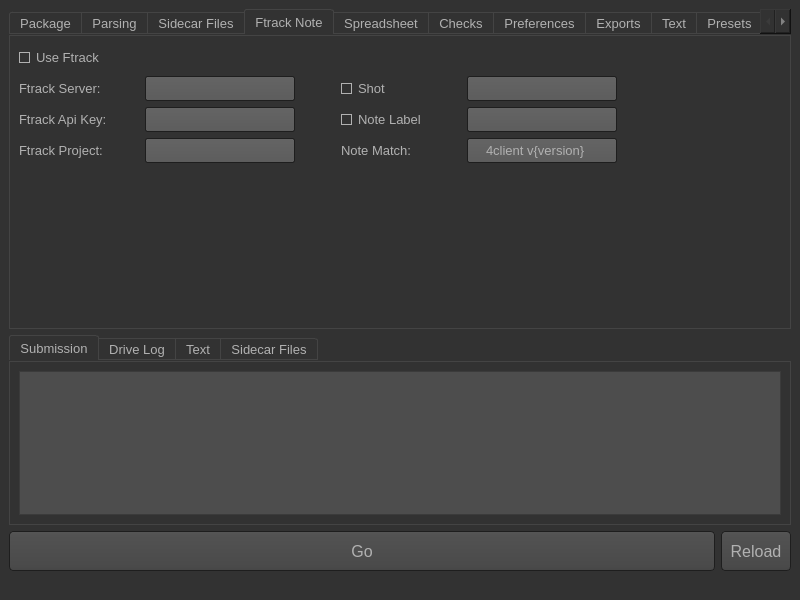
Above: submission.ui from jrsndl/SubmissionHelper before the change. Below: the same form after it.
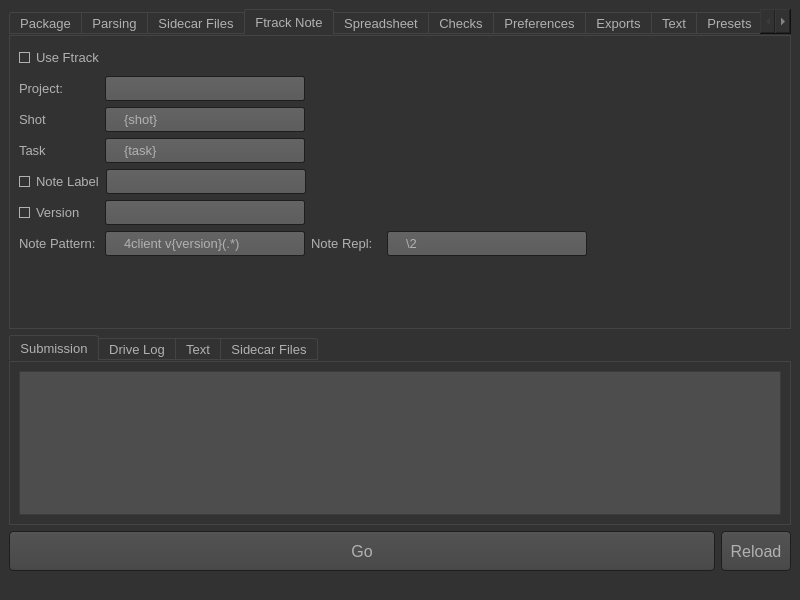
That is the form after the change. The open tabs and pages were chosen to show the change. Icons and pictures are not drawn.

Commit message: ftrack first try

What changed in the file:
```diff
--- a/submission.ui
+++ b/submission.ui
@@ -6497,39 +6497,11 @@
          <attribute name="title">
           <string>Ftrack Note</string>
          </attribute>
-         <layout class="QHBoxLayout" name="horizontalLayout_81">
-          <item>
-           <layout class="QVBoxLayout" name="verticalLayout_40">
-            <item>
-             <widget class="QCheckBox" name="ftrack_use">
-              <property name="minimumSize">
-               <size>
-                <width>120</width>
-                <height>25</height>
-               </size>
-              </property>
-              <property name="text">
-               <string>Use Ftrack</string>
-              </property>
-              <property name="checked">
-               <bool>true</bool>
-              </property>
-             </widget>
-            </item>
-            <item>
              <layout class="QHBoxLayout" name="horizontalLayout_80">
               <item>
                <layout class="QVBoxLayout" name="verticalLayout_38">
                 <item>
-                 <layout class="QHBoxLayout" name="horizontalLayout_72">
-                  <item>
-                   <widget class="QLabel" name="label_88">
-                    <property name="sizePolicy">
-                     <sizepolicy hsizetype="Fixed" vsizetype="Fixed">
-                      <horstretch>0</horstretch>
-                      <verstretch>0</verstretch>
-                     </sizepolicy>
-                    </property>
+             <widget class="QCheckBox" name="ftrack_use">
                     <property name="minimumSize">
                      <size>
                       <width>120</width>
@@ -6537,72 +6509,15 @@
                      </size>
                     </property>
                     <property name="text">
-                     <string>Ftrack Server:</string>
-                    </property>
-                   </widget>
-                  </item>
-                  <item>
-                   <widget class="QLineEdit" name="ftrack_server">
-                    <property name="sizePolicy">
-                     <sizepolicy hsizetype="Fixed" vsizetype="Fixed">
-                      <horstretch>0</horstretch>
-                      <verstretch>0</verstretch>
-                     </sizepolicy>
-                    </property>
-                    <property name="minimumSize">
-                     <size>
-                      <width>150</width>
-                      <height>25</height>
-                     </size>
-                    </property>
-                   </widget>
-                  </item>
-                 </layout>
-                </item>
+               <string>Use Ftrack</string>
+              </property>
+              <property name="checked">
+               <bool>true</bool>
+              </property>
+             </widget>
+            </item>
                 <item>
-                 <layout class="QHBoxLayout" name="horizontalLayout_73">
-                  <item>
-                   <widget class="QLabel" name="label_89">
-                    <property name="sizePolicy">
-                     <sizepolicy hsizetype="Fixed" vsizetype="Fixed">
-                      <horstretch>0</horstretch>
-                      <verstretch>0</verstretch>
-                     </sizepolicy>
-                    </property>
-                    <property name="minimumSize">
-                     <size>
-                      <width>120</width>
-                      <height>25</height>
-                     </size>
-                    </property>
-                    <property name="text">
-                     <string>Ftrack Api Key:</string>
-                    </property>
-                   </widget>
-                  </item>
-                  <item>
-                   <widget class="QLineEdit" name="ftrack_api_key">
-                    <property name="sizePolicy">
-                     <sizepolicy hsizetype="Fixed" vsizetype="Fixed">
-                      <horstretch>0</horstretch>
-                      <verstretch>0</verstretch>
-                     </sizepolicy>
-                    </property>
-                    <property name="minimumSize">
-                     <size>
-                      <width>150</width>
-                      <height>25</height>
-                     </size>
-                    </property>
-                    <property name="text">
-                     <string/>
-                    </property>
-                   </widget>
-                  </item>
-                 </layout>
-                </item>
-                <item>
-                 <layout class="QHBoxLayout" name="horizontalLayout_75">
+             <layout class="QHBoxLayout" name="horizontalLayout_76">
                   <item>
                    <widget class="QLabel" name="label_90">
                     <property name="sizePolicy">
@@ -6613,12 +6528,12 @@
                     </property>
                     <property name="minimumSize">
                      <size>
-                      <width>120</width>
+                  <width>80</width>
                       <height>25</height>
                      </size>
                     </property>
                     <property name="text">
-                     <string>Ftrack Project:</string>
+                 <string>Project:</string>
                     </property>
                    </widget>
                   </item>
@@ -6632,7 +6547,7 @@
                     </property>
                     <property name="minimumSize">
                      <size>
-                      <width>150</width>
+                  <width>200</width>
                       <height>25</height>
                      </size>
                     </property>
@@ -6641,18 +6556,11 @@
                     </property>
                    </widget>
                   </item>
-                 </layout>
-                </item>
-               </layout>
-              </item>
               <item>
-               <spacer name="horizontalSpacer_31">
+               <spacer name="horizontalSpacer_10">
                 <property name="orientation">
                  <enum>Qt::Horizontal</enum>
                 </property>
-                <property name="sizeType">
-                 <enum>QSizePolicy::Fixed</enum>
-                </property>
                 <property name="sizeHint" stdset="0">
                  <size>
                   <width>40</width>
@@ -6661,15 +6569,21 @@
                 </property>
                </spacer>
               </item>
+             </layout>
+            </item>
               <item>
-               <layout class="QVBoxLayout" name="verticalLayout_39">
+             <layout class="QHBoxLayout" name="horizontalLayout_75">
                 <item>
-                 <layout class="QHBoxLayout" name="horizontalLayout_76">
-                  <item>
-                   <widget class="QCheckBox" name="ftrack_shot_use">
+               <widget class="QLabel" name="label_158">
+                <property name="sizePolicy">
+                 <sizepolicy hsizetype="Fixed" vsizetype="Fixed">
+                  <horstretch>0</horstretch>
+                  <verstretch>0</verstretch>
+                 </sizepolicy>
+                </property>
                     <property name="minimumSize">
                      <size>
-                      <width>120</width>
+                  <width>80</width>
                       <height>25</height>
                      </size>
                     </property>
@@ -6688,14 +6602,82 @@
                     </property>
                     <property name="minimumSize">
                      <size>
-                      <width>150</width>
+                  <width>200</width>
                       <height>25</height>
                      </size>
                     </property>
                     <property name="text">
-                     <string/>
-                    </property>
-                   </widget>
+                 <string>{shot}</string>
+                </property>
+               </widget>
+              </item>
+              <item>
+               <spacer name="horizontalSpacer_16">
+                <property name="orientation">
+                 <enum>Qt::Horizontal</enum>
+                </property>
+                <property name="sizeHint" stdset="0">
+                 <size>
+                  <width>40</width>
+                  <height>20</height>
+                 </size>
+                </property>
+               </spacer>
+              </item>
+             </layout>
+            </item>
+            <item>
+             <layout class="QHBoxLayout" name="horizontalLayout_73">
+              <item>
+               <widget class="QLabel" name="label_159">
+                <property name="sizePolicy">
+                 <sizepolicy hsizetype="Fixed" vsizetype="Fixed">
+                  <horstretch>0</horstretch>
+                  <verstretch>0</verstretch>
+                 </sizepolicy>
+                </property>
+                <property name="minimumSize">
+                 <size>
+                  <width>80</width>
+                  <height>25</height>
+                 </size>
+                </property>
+                <property name="text">
+                 <string>Task</string>
+                </property>
+               </widget>
+              </item>
+              <item>
+               <widget class="QLineEdit" name="ftrack_task">
+                <property name="sizePolicy">
+                 <sizepolicy hsizetype="Fixed" vsizetype="Fixed">
+                  <horstretch>0</horstretch>
+                  <verstretch>0</verstretch>
+                 </sizepolicy>
+                </property>
+                <property name="minimumSize">
+                 <size>
+                  <width>200</width>
+                  <height>25</height>
+                 </size>
+                </property>
+                <property name="text">
+                 <string>{task}</string>
+                </property>
+               </widget>
+              </item>
+              <item>
+               <spacer name="horizontalSpacer_18">
+                <property name="orientation">
+                 <enum>Qt::Horizontal</enum>
+                </property>
+                <property name="sizeHint" stdset="0">
+                 <size>
+                  <width>40</width>
+                  <height>20</height>
+                 </size>
+                </property>
+               </spacer>
                   </item>
                  </layout>
                 </item>
@@ -6703,9 +6685,15 @@
                  <layout class="QHBoxLayout" name="horizontalLayout_77">
                   <item>
                    <widget class="QCheckBox" name="ftrack_label_use">
+                <property name="sizePolicy">
+                 <sizepolicy hsizetype="Fixed" vsizetype="Fixed">
+                  <horstretch>0</horstretch>
+                  <verstretch>0</verstretch>
+                 </sizepolicy>
+                </property>
                     <property name="minimumSize">
                      <size>
-                      <width>120</width>
+                  <width>80</width>
                       <height>25</height>
                      </size>
                     </property>
@@ -6724,7 +6712,7 @@
                     </property>
                     <property name="minimumSize">
                      <size>
-                      <width>150</width>
+                  <width>200</width>
                       <height>25</height>
                      </size>
                     </property>
@@ -6733,11 +6721,79 @@
                     </property>
                    </widget>
                   </item>
+              <item>
+               <spacer name="horizontalSpacer_20">
+                <property name="orientation">
+                 <enum>Qt::Horizontal</enum>
+                </property>
+                <property name="sizeHint" stdset="0">
+                 <size>
+                  <width>40</width>
+                  <height>20</height>
+                 </size>
+                </property>
+               </spacer>
+              </item>
                  </layout>
                 </item>
                 <item>
                  <layout class="QHBoxLayout" name="horizontalLayout_79">
                   <item>
+               <widget class="QCheckBox" name="ftrack_version_use">
+                <property name="sizePolicy">
+                 <sizepolicy hsizetype="Fixed" vsizetype="Fixed">
+                  <horstretch>0</horstretch>
+                  <verstretch>0</verstretch>
+                 </sizepolicy>
+                </property>
+                <property name="minimumSize">
+                 <size>
+                  <width>80</width>
+                  <height>25</height>
+                 </size>
+                </property>
+                <property name="text">
+                 <string>Version</string>
+                </property>
+               </widget>
+              </item>
+              <item>
+               <widget class="QLineEdit" name="ftrack_version">
+                <property name="sizePolicy">
+                 <sizepolicy hsizetype="Fixed" vsizetype="Fixed">
+                  <horstretch>0</horstretch>
+                  <verstretch>0</verstretch>
+                 </sizepolicy>
+                </property>
+                <property name="minimumSize">
+                 <size>
+                  <width>200</width>
+                  <height>25</height>
+                 </size>
+                </property>
+                <property name="text">
+                 <string/>
+                </property>
+               </widget>
+              </item>
+              <item>
+               <spacer name="horizontalSpacer_24">
+                <property name="orientation">
+                 <enum>Qt::Horizontal</enum>
+                </property>
+                <property name="sizeHint" stdset="0">
+                 <size>
+                  <width>40</width>
+                  <height>20</height>
+                 </size>
+                </property>
+               </spacer>
+              </item>
+             </layout>
+            </item>
+            <item>
+             <layout class="QHBoxLayout" name="horizontalLayout_72">
+              <item>
                    <widget class="QLabel" name="label_91">
                     <property name="sizePolicy">
                      <sizepolicy hsizetype="Fixed" vsizetype="Fixed">
@@ -6747,17 +6803,17 @@
                     </property>
                     <property name="minimumSize">
                      <size>
-                      <width>120</width>
+                  <width>80</width>
                       <height>25</height>
                      </size>
                     </property>
                     <property name="text">
-                     <string>Note Match:</string>
+                 <string>Note Pattern:</string>
                     </property>
                    </widget>
                   </item>
                   <item>
-                   <widget class="QLineEdit" name="ftrack_note">
+               <widget class="QLineEdit" name="ftrack_note_pattern">
                     <property name="sizePolicy">
                      <sizepolicy hsizetype="Fixed" vsizetype="Fixed">
                       <horstretch>0</horstretch>
@@ -6766,21 +6822,55 @@
                     </property>
                     <property name="minimumSize">
                      <size>
-                      <width>150</width>
+                  <width>200</width>
                       <height>25</height>
                      </size>
                     </property>
                     <property name="text">
-                     <string>4client v{version}</string>
+                 <string>4client v{version}(.*)</string>
                     </property>
                    </widget>
                   </item>
-                 </layout>
-                </item>
-               </layout>
+              <item>
+               <widget class="QLabel" name="label_160">
+                <property name="sizePolicy">
+                 <sizepolicy hsizetype="Fixed" vsizetype="Fixed">
+                  <horstretch>0</horstretch>
+                  <verstretch>0</verstretch>
+                 </sizepolicy>
+                </property>
+                <property name="minimumSize">
+                 <size>
+                  <width>70</width>
+                  <height>25</height>
+                 </size>
+                </property>
+                <property name="text">
+                 <string>Note Repl:</string>
+                </property>
+               </widget>
+              </item>
+              <item>
+               <widget class="QLineEdit" name="ftrack_note_repl">
+                <property name="sizePolicy">
+                 <sizepolicy hsizetype="Fixed" vsizetype="Fixed">
+                  <horstretch>0</horstretch>
+                  <verstretch>0</verstretch>
+                 </sizepolicy>
+                </property>
+                <property name="minimumSize">
+                 <size>
+                  <width>200</width>
+                  <height>25</height>
+                 </size>
+                </property>
+                <property name="text">
+                 <string>\2</string>
+                </property>
+               </widget>
               </item>
               <item>
-               <spacer name="horizontalSpacer_30">
+               <spacer name="horizontalSpacer_21">
                 <property name="orientation">
                  <enum>Qt::Horizontal</enum>
                 </property>
```
Left out of the diff: 2 changed lines with no effect on the pictures. Lines whose indentation alone changed are shown as unchanged. The commit also changes 7 other files.
